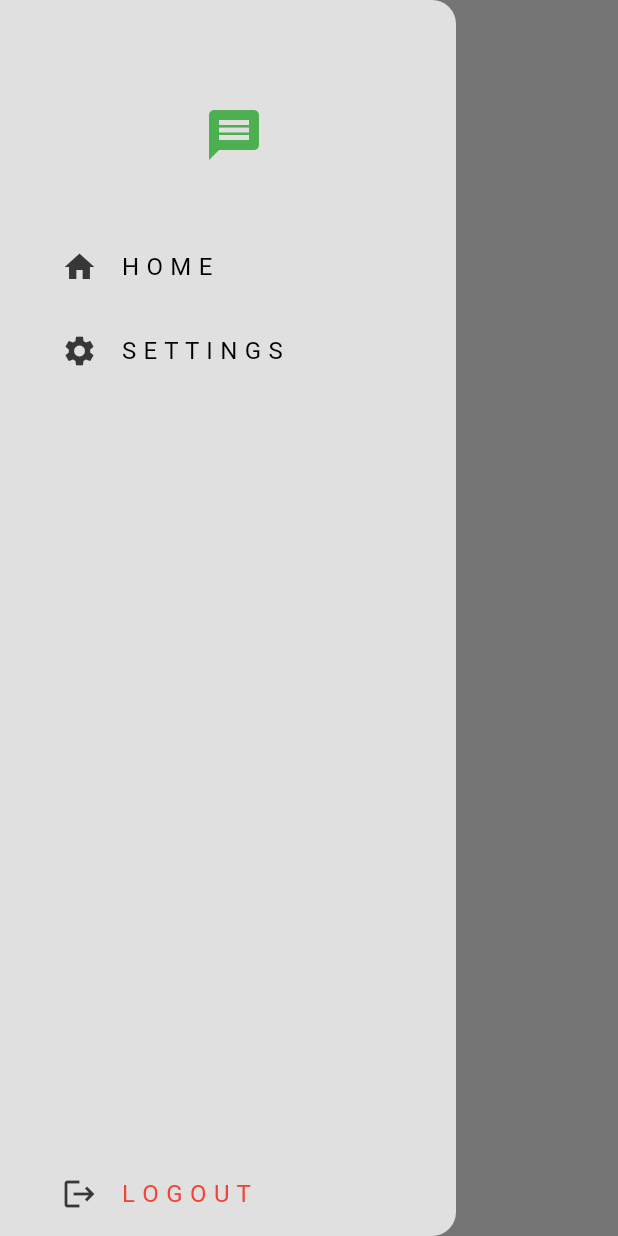
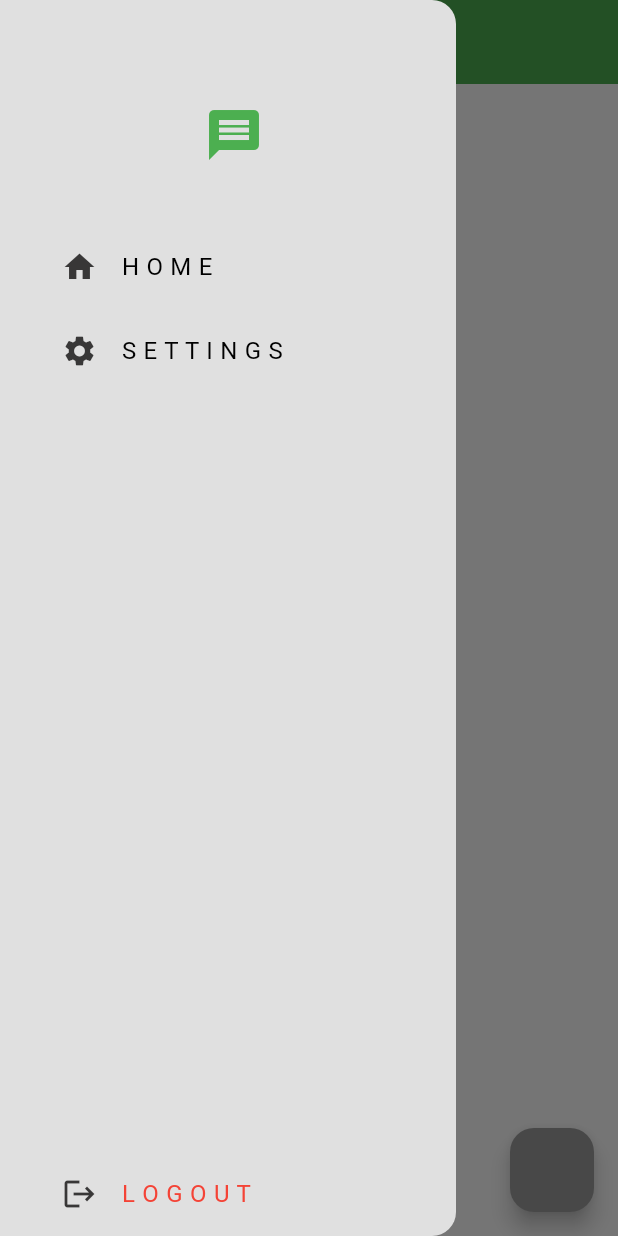
Before and after one commit to yashpflutter/chatapp, a Flutter app: the HomePage screen opened directly, with the side drawer open, on a phone screen of 412 x 824 dp. Run offline on Flutter 3.47's test engine with Material 3 defaults, Android fonts, the phone set to English and light mode, and no system bars; our stand-ins replace cloud_firestore, firebase_auth, firebase_core; accounts and stored records are empty; network calls fail.

Commit message:
thirs commit

```diff
--- a/chatapp/lib/main.dart
+++ b/chatapp/lib/main.dart
@@ -1,4 +1,4 @@
-import 'package:chatapp/auth/auth_gate.dart';
+import 'package:chatapp/services/auth/auth_gate.dart';
 import 'package:chatapp/firebase_options.dart';
 import 'package:chatapp/themes/light_mode.dart';
 import 'package:firebase_core/firebase_core.dart';
--- /dev/null
+++ b/chatapp/lib/models/message.dart
@@ -0,0 +1,25 @@
+import 'package:cloud_firestore/cloud_firestore.dart';
+
+class Message {
+  final String senderID;
+  final String senderEmail;
+  final String receiverID;
+  final String message;
+  final Timestamp timestamp;
+
+  Message(
+      {required this.senderID,
+      required this.senderEmail,
+      required this.receiverID,
+      required this.message,
+      required this.timestamp});
+  Map<String, dynamic> toMap() {
+    return {
+      'senderID': senderID,
+      'senderEmail': senderEmail,
+      'receiverID': receiverID,
+      'message': message,
+      'timestamp': timestamp,
+    };
+  }
+}
--- a/chatapp/lib/pages/home_page.dart
+++ b/chatapp/lib/pages/home_page.dart
@@ -1,10 +1,18 @@
-import 'package:chatapp/auth/auth_serice.dart';
+import 'package:chatapp/services/auth/auth_serice.dart';
+import 'package:firebase_auth/firebase_auth.dart';
 import 'package:flutter/material.dart';
 import 'package:chatapp/components/my_drawer.dart';
+import 'package:chatapp/services/chats/chat_services.dart';
+import 'package:chatapp/components/my_usertile.dart';
+import 'package:chatapp/pages/chatpage.dart';
+import 'package:flutter/widgets.dart';
 
 class HomePage extends StatelessWidget {
-  const HomePage({super.key});
+  HomePage({super.key});
 
+  //chat & auth Services
+  final chatService _chatServices = chatService();
+  final AuthService _authService = AuthService();
   void logout() {
     final _auth = AuthService();
     _auth.signOut();
@@ -13,8 +21,60 @@ class HomePage extends StatelessWidget {
   @override
   Widget build(BuildContext context) {
     return Scaffold(
-      appBar: AppBar(title: const Text("Home")),
-      drawer: MyDrawer(),
+      appBar: AppBar(
+        title: const Text("CHiTCHaT", style: TextStyle(color: Colors.white)),
+        backgroundColor: Colors.green,
+        iconTheme: const IconThemeData(color: Colors.white),
+      ),
+      drawer: const MyDrawer(),
+      drawerEnableOpenDragGesture: true,
+      body: _buildUserList(),
+      floatingActionButton: FloatingActionButton(
+        onPressed: () {},
+      ),
     );
   }
+
+  Widget _buildUserList() {
+    return StreamBuilder(
+        stream: _chatServices.getUserStream(),
+        builder: (context, snapshot) {
+          //error
+          if (snapshot.hasError) {
+            return const Text("Error");
+          }
+
+          if (snapshot.connectionState == ConnectionState.waiting) {
+            return const Text("Loading..");
+          }
+
+          //return ListView
+          return ListView(
+              children: snapshot.data!
+                  .map<Widget>(
+                      (userData) => _buildUserListItem(userData, context))
+                  .toList());
+        });
+  }
+
+  Widget _buildUserListItem(
+      Map<String, dynamic> userData, BuildContext context) {
+    if (userData["email"] != _authService.getCurrentUser()!.email) {
+      return UserTile(
+          text: userData["email"],
+          onTap: () {
+            //tapped on user -> go to chat page
+            Navigator.push(
+                context,
+                MaterialPageRoute(
+                  builder: (context) => ChatPage(
+                    receiverID: userData['uid'],
+                    receiverEmail: userData["email"],
+                  ),
+                ));
+          });
+    } else {
+      return Container();
+    }
+  }
 }
--- a/chatapp/pubspec.yaml
+++ b/chatapp/pubspec.yaml
@@ -7,6 +7,7 @@ environment:
   sdk: '>=3.3.4 <4.0.0'
 
 dependencies:
+  cloud_firestore: ^5.1.0
   firebase_auth: ^5.1.2
   firebase_core: ^3.2.0
   flutter:
```
Also changed, not shown: chatapp/lib/components/my_drawer.dart (+3 -7 lines), chatapp/lib/components/my_usertile.dart (added, +36 -0 lines), chatapp/lib/pages/chatpage.dart (added, +81 -0 lines), chatapp/lib/pages/loginpage.dart (+4 -11 lines), chatapp/lib/pages/regsiterpage.dart (+6 -14 lines), chatapp/lib/pages/settingpage.dart (+5 -3 lines), chatapp/lib/services/auth/auth_gate.dart (renamed from chatapp/lib/auth/auth_gate.dart, +3 -4 lines), chatapp/lib/services/auth/auth_serice.dart (renamed from chatapp/lib/auth/auth_serice.dart, +18 -0 lines), chatapp/lib/services/auth/login_or_register.dart (added, +29 -0 lines), chatapp/lib/services/chats/chat_services.dart (added, +65 -0 lines), chatapp/pubspec.lock, 3 other files.
